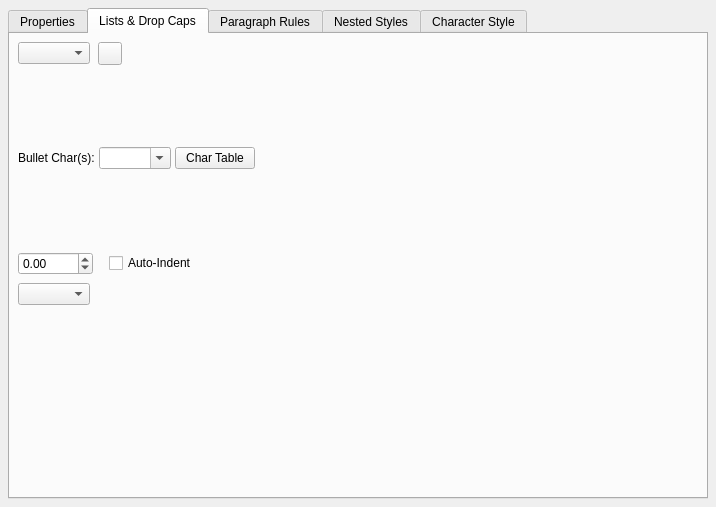
The window that scribus/ui/smpstylewidget.ui (alpsuneer/scribus) describes before a commit, drawn with Qt 5.
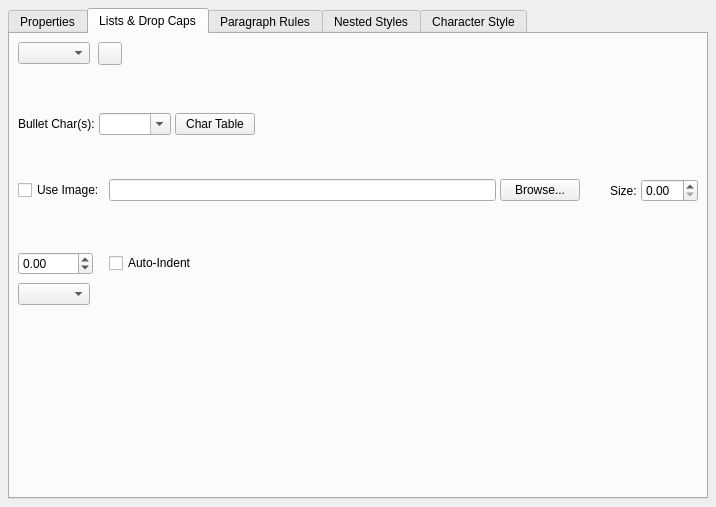
The same window after the commit. The open tabs and pages were chosen to show the change. Custom widgets are drawn as their Qt base class.

Commit message: suneer: image bullets for bulleted list styles (PNG browse, embedded base64, six-backend render)

```diff
--- a/scribus/ui/smpstylewidget.ui
+++ b/scribus/ui/smpstylewidget.ui
@@ -1253,6 +1253,73 @@
              </item>
             </layout>
            </item>
+           <item>
+            <layout class="QHBoxLayout" name="bulletImageLayout" stretch="0,1,0,0,0,0">
+             <property name="spacing">
+              <number>4</number>
+             </property>
+             <item>
+              <widget class="QCheckBox" name="bulletImageCheckBox">
+               <property name="toolTip">
+                <string>Draw an image file instead of the bullet character(s)</string>
+               </property>
+               <property name="text">
+                <string>Use Image:</string>
+               </property>
+              </widget>
+             </item>
+             <item>
+              <widget class="QLineEdit" name="bulletImagePathEdit">
+               <property name="toolTip">
+                <string>Image file used as the bullet</string>
+               </property>
+               <property name="readOnly">
+                <bool>true</bool>
+               </property>
+              </widget>
+             </item>
+             <item>
+              <widget class="QPushButton" name="bulletImageBrowseButton">
+               <property name="text">
+                <string>Browse...</string>
+               </property>
+              </widget>
+             </item>
+             <item>
+              <widget class="QLabel" name="bulletImagePreview">
+               <property name="minimumSize">
+                <size>
+                 <width>22</width>
+                 <height>22</height>
+                </size>
+               </property>
+               <property name="maximumSize">
+                <size>
+                 <width>22</width>
+                 <height>22</height>
+                </size>
+               </property>
+               <property name="text">
+                <string/>
+               </property>
+              </widget>
+             </item>
+             <item>
+              <widget class="QLabel" name="bulletImageSizeLabel">
+               <property name="text">
+                <string>Size:</string>
+               </property>
+              </widget>
+             </item>
+             <item>
+              <widget class="SMScrSpinBox" name="bulletImageSizeSpin">
+               <property name="toolTip">
+                <string>Bullet image size (0 = automatic, relative to font size)</string>
+               </property>
+              </widget>
+             </item>
+            </layout>
+           </item>
           </layout>
          </widget>
          <widget class="QWidget" name="pageNumbered">
```
The commit also changes 23 other files.
